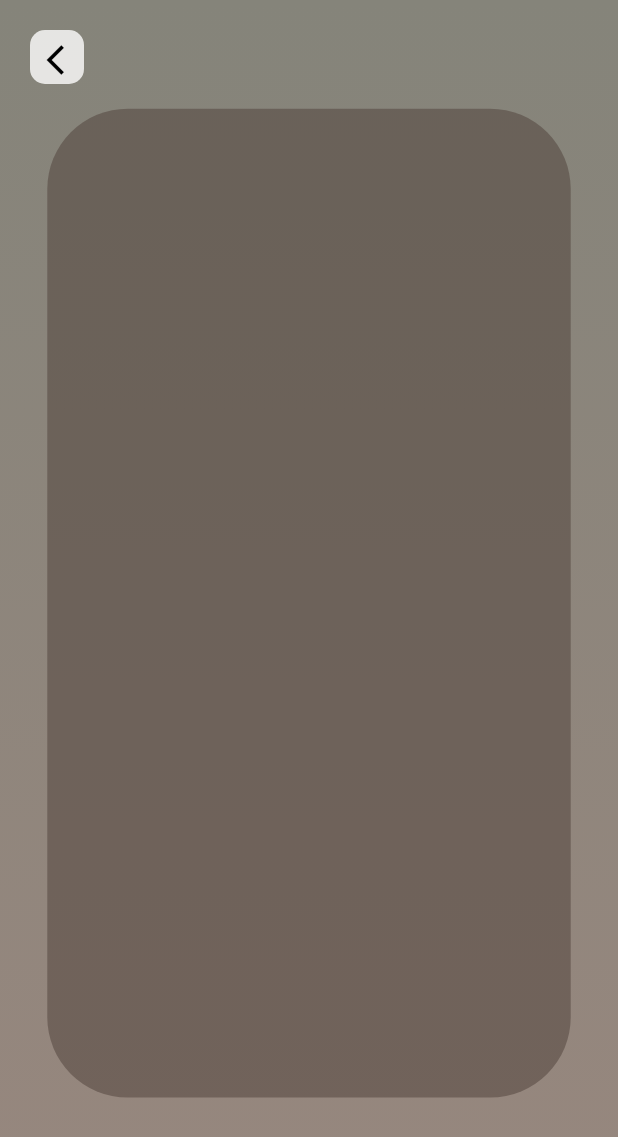
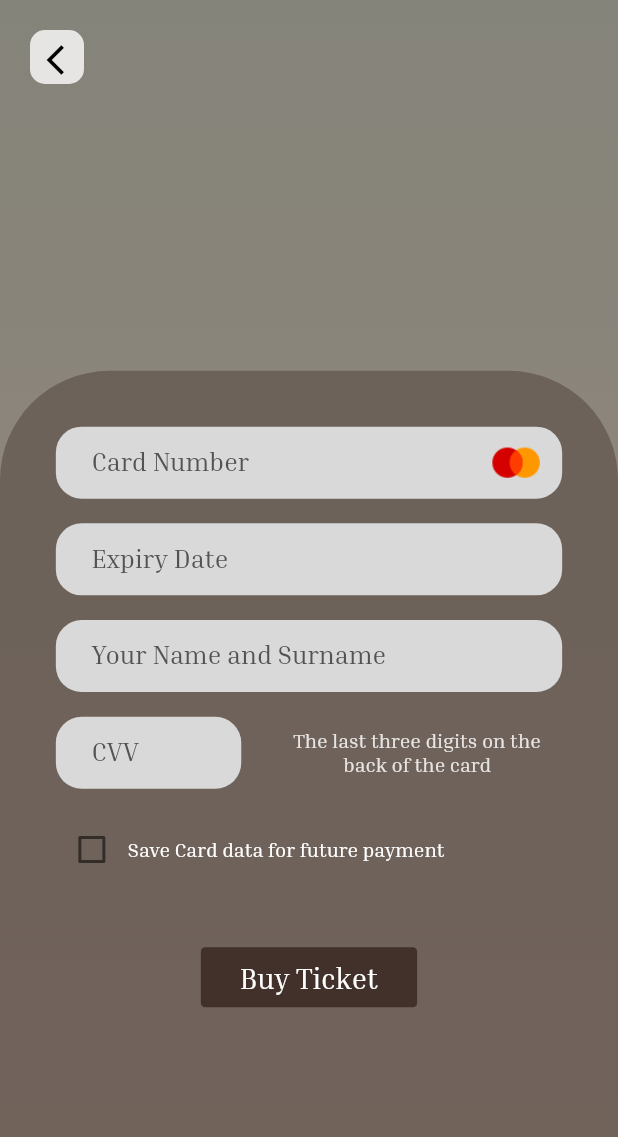
Before and after one commit to Train-D/mobile, a Flutter app: the FromToScreen screen opened directly, after a tap on "Search", on a phone screen of 412 x 824 dp. Shown: the top 1137 px of the screen. Run offline on Flutter 3.47's test engine with Material 2 defaults, Android fonts, the phone set to English and light mode, and no system bars; our stand-ins replace basic_utils, bloc, dartz, equatable, flutter_bloc, get_it and 1 more.

Commit message:
paymentScreen Ui, defaultBg Container

```diff
--- a/lib/core/global/theme/app_color/app_color_light.dart
+++ b/lib/core/global/theme/app_color/app_color_light.dart
@@ -10,6 +10,7 @@ const Color lightColor = Colors.white;
 const textButtonColor = Color(0xffE4A286);
 const Color fromToBgColor = Color.fromRGBO(111, 82, 70, 0.24);
 const Color fromToCardBgColor = Color.fromRGBO(255, 255, 255, 0.61);
+const Color CardTextCvvColor = Color.fromRGBO(255, 255, 255, 0.83);
 const Color dateFieldColor = Color.fromRGBO(235, 234, 234, 1);
 const Color appBarBg = Color.fromRGBO(255, 255, 255, 0.79);
 const List<Color> onBoardingBg = [
@@ -52,6 +53,8 @@ const List<Color> trainIdBottomSheetColor = [
 const Color trainIdCardColor = Color.fromRGBO(136, 118, 110, 0.81);
 const Color trainIdSubTitleColor = Color.fromRGBO(236, 236, 236, 0.96);
 const Color trainIdTextFieldColor = Color.fromRGBO(217, 217, 217, 0.91);
+const Color paymentTextFieldColor = Color.fromRGBO(217, 217, 217, 1);
+const Color paymentTextFieldTextColor = Color.fromRGBO(75, 75, 75, 0.94);
 const Color trainIdTextColor = Color.fromRGBO(69, 69, 69, 0.8);
 
 const List<Color> settingsContainerBgColor = [
@@ -63,3 +66,4 @@ const Color settingsTitleTextColor = Color.fromRGBO(218, 199, 182, 0.87);
 const Color languageTextColor = Color.fromRGBO(222, 217, 214, 0.81);
 const Color settingsColor = Color.fromRGBO(65, 49, 42, 0.84);
 const Color ticketColor = Color.fromRGBO(78, 64, 57, 0.51);
+const Color cardColor = Color.fromRGBO(66, 50, 43, 1);
--- a/lib/core/utils/app_images.dart
+++ b/lib/core/utils/app_images.dart
@@ -17,3 +17,4 @@ const String stationDetails = 'station_details.png';
 const String stations = 'stations.png';
 const String trainIdBg = 'train_id.png';
 const String trainIdArrowVector = 'train_id_arrow.png';
+const String masterCard = 'master card.png';
--- a/lib/core/utils/app_strings.dart
+++ b/lib/core/utils/app_strings.dart
@@ -34,4 +34,11 @@ class AppString {
       'Entre the train id that you got from your ticket';
   static const String editProfile = 'Edit Profile';
   static const String general = 'General';
+  static const String cardNumber = 'Card Number';
+  static const String expiryDate = 'Expiry Date';
+  static const String cardName = 'Your Name and Surname';
+  static const String cvv = 'CVV';
+  static const String cvvDesc = 'The last three digits on the back of the card';
+  static const String savePaymentData = 'Save Card data for future payment';
+  static const String buyTicket = 'Buy Ticket';
 }
--- a/lib/core/utils/components.dart
+++ b/lib/core/utils/components.dart
@@ -2,7 +2,6 @@ import 'package:flutter/material.dart';
 import 'package:responsive_sizer/responsive_sizer.dart';
 import 'package:traind_app/core/global/theme/app_color/app_color_light.dart';
 import 'package:traind_app/core/utils/app_sizes.dart';
-
 
 class SharedComponents {
   static Widget defaultButton({
@@ -39,15 +38,18 @@ class SharedComponents {
                 style: Theme.of(context).textTheme.displayMedium,
               ),
               if (withIcon)
-              Row(children: [
-                SizedBox(width: 1.w,),
-                      Icon(
-                  icon,
-                  color: iconColor,
-                  size: iconSize,
-                ),
-              ],)
-
+                Row(
+                  children: [
+                    SizedBox(
+                      width: 1.w,
+                    ),
+                    Icon(
+                      icon,
+                      color: iconColor,
+                      size: iconSize,
+                    ),
+                  ],
+                )
             ],
           ),
         ),
@@ -98,6 +100,8 @@ class SharedComponents {
     required String label,
     bool preIconFound = false,
     bool suffIconFound = false,
+    bool isSuffIconImage = false,
+    dynamic imageSuffIcon,
     IconData? preIcon,
     IconData? suffIcon,
     Function? suffPressed,
@@ -139,7 +143,7 @@ class SharedComponents {
                 )
               : null,
           suffixIcon: suffIconFound
-              ? IconButton(
+              ? isSuffIconImage?imageSuffIcon : IconButton(
                   icon: Icon(suffIcon),
                   onPressed: () {
                     suffPressed!();
@@ -176,7 +180,7 @@ class SharedComponents {
         child: child,
       );
 
-  static defualtAppBar(BuildContext context) => AppBar(
+  static defaultAppBar(BuildContext context) => AppBar(
         elevation: 0,
         backgroundColor: Colors.transparent,
         leading: Container(
@@ -229,7 +233,8 @@ class SharedComponents {
     dynamic fit = BoxFit.none,
     double? imgHeigh,
     double? imgWidth,
-  }) => CircleAvatar(
+  }) =>
+      CircleAvatar(
         radius: radius,
         backgroundColor: bgColor,
         child: ClipRRect(
@@ -244,4 +249,31 @@ class SharedComponents {
           ),
         ),
       );
+  static defaultBgContainer(
+          {double width = double.infinity,
+          required double height,
+          required double topRedius,
+          double bottomRedius = 0,
+          required bool isLinearGradient,
+          List<Color> linearGradientbgColor = const [Colors.black, Colors.black],
+          Color bgColor = Colors.black,
+          Widget child = const Text('')}) =>
+      Container(
+          width: width,
+          height:  height,
+          decoration: BoxDecoration(
+            borderRadius: BorderRadius.only(
+                topLeft: Radius.circular(topRedius),
+                topRight: Radius.circular(topRedius),
+                bottomLeft: Radius.circular(bottomRedius),
+                bottomRight: Radius.circular(bottomRedius)),
+
+            gradient: isLinearGradient? LinearGradient(
+              colors: linearGradientbgColor,
+              begin: Alignment.topCenter,
+              end: Alignment.bottomCenter,
+            ) : null,
+            color: isLinearGradient == false ? bgColor : null
+          ),
+          child: child);
 }
--- a/lib/features/app/presentation/components/onboarding.dart
+++ b/lib/features/app/presentation/components/onboarding.dart
@@ -15,6 +15,7 @@ Widget onboarding({
         Text(
           title,
           style: Theme.of(context).textTheme.displayLarge,
+
         ),
         SizedBox(
           height: 2.h,
--- a/lib/features/authentication/presentation/screens/profile_screen.dart
+++ b/lib/features/authentication/presentation/screens/profile_screen.dart
@@ -23,7 +23,7 @@ class ProfileScreen extends StatelessWidget {
             colors: profileBg,
             child: Scaffold(
               backgroundColor: Colors.transparent,
-              appBar: SharedComponents.defualtAppBar(context),
+              appBar: SharedComponents.defaultAppBar(context),
               body: SingleChildScrollView(
                 child: Center(
                   child: Column(
--- a/lib/features/layout/presentation/screens/home_screen.dart
+++ b/lib/features/layout/presentation/screens/home_screen.dart
@@ -30,19 +30,11 @@ class HomeScreen extends StatelessWidget {
                 backgroundColor: transparent,
                 body:
                     Column(mainAxisAlignment: MainAxisAlignment.end, children: [
-                  Container(
-                    width: double.infinity,
-                    height: AppSizes.height(context) * 0.5,
-                    decoration: BoxDecoration(
-                      borderRadius: BorderRadius.only(
-                          topLeft: Radius.circular(30.sp),
-                          topRight: Radius.circular(30.sp)),
-                      gradient: const LinearGradient(
-                        colors: homeBg,
-                        begin: Alignment.topCenter,
-                        end: Alignment.bottomCenter,
-                      ),
-                    ),
+                  SharedComponents.defaultBgContainer(
+                    isLinearGradient: true,
+                    linearGradientbgColor: homeBg,
+                    height: 50.h,
+                    topRedius: 30.sp,
                     child: Column(
                       mainAxisAlignment: MainAxisAlignment.center,
                       children: [
--- a/lib/features/settings/presentation/screens/settings_screen.dart
+++ b/lib/features/settings/presentation/screens/settings_screen.dart
@@ -20,7 +20,7 @@ class SettingsScreen extends StatelessWidget {
         colors: profileBg,
         child: Scaffold(
           backgroundColor: transparent,
-          appBar: SharedComponents.defualtAppBar(context),
+          appBar: SharedComponents.defaultAppBar(context),
           body: Column(
             children: [
               Center(
--- a/lib/features/stations/presentation/screens/station_details_screen.dart
+++ b/lib/features/stations/presentation/screens/station_details_screen.dart
@@ -14,7 +14,7 @@ class StationDetailsScreen extends StatelessWidget {
     return SafeArea(
       child: Scaffold(
         extendBodyBehindAppBar: true,
-        appBar: SharedComponents.defualtAppBar(context),
+        appBar: SharedComponents.defaultAppBar(context),
         body: Stack(
           children: [
             Image(
--- a/lib/features/stations/presentation/screens/stations_screen.dart
+++ b/lib/features/stations/presentation/screens/stations_screen.dart
@@ -20,7 +20,7 @@ class StationsScreen extends StatelessWidget {
           colors: stationsBgColor,
           child: Scaffold(
             backgroundColor: transparent,
-            appBar: SharedComponents.defualtAppBar(context),
+            appBar: SharedComponents.defaultAppBar(context),
             body: Padding(
               padding: EdgeInsets.symmetric(horizontal: 15.sp),
               child: Column(
--- /dev/null
+++ b/lib/features/tickets/presentation/controller/payment_cubit/payment_cubit.dart
@@ -0,0 +1,23 @@
+import 'package:flutter/material.dart';
+import 'package:flutter_bloc/flutter_bloc.dart';
+
+part 'payment_state.dart';
+
+class PaymentCubit extends Cubit<PaymentState> {
+  PaymentCubit() : super(PaymentInitial());
+
+  static PaymentCubit get(context) => BlocProvider.of(context);
+
+  var cardNumber = TextEditingController();
+  var expiryDate = TextEditingController();
+  var cardHolderName = TextEditingController();
+  var cvvCode = TextEditingController();
+  bool isCvvFocused = false;
+  bool useGlassMorphism = false;
+  bool useBackgroundImage = false;
+  bool saveCardData = false;
+  void changeCheckboxValue() {
+    saveCardData = !saveCardData;
+    emit(PaymentSaveDataCheckboxChangeState());
+  }
+}
--- /dev/null
+++ b/lib/features/tickets/presentation/controller/payment_cubit/payment_state.dart
@@ -0,0 +1,6 @@
+part of 'payment_cubit.dart';
+
+abstract class PaymentState{}
+
+class PaymentInitial extends PaymentState {}
+class PaymentSaveDataCheckboxChangeState extends PaymentState{}
--- a/lib/features/tickets/presentation/screens/from_to_screen.dart
+++ b/lib/features/tickets/presentation/screens/from_to_screen.dart
@@ -9,6 +9,7 @@ import 'package:traind_app/core/utils/app_strings.dart';
 import 'package:traind_app/core/utils/components.dart';
 import 'package:traind_app/features/tickets/presentation/components/tickets_components.dart';
 import 'package:traind_app/features/tickets/presentation/controller/from_to_cubit/from_to_cubit.dart';
+import 'package:traind_app/features/tickets/presentation/screens/payment_screen.dart';
 import 'package:traind_app/features/tickets/presentation/screens/ticket_screen.dart';
 
 class FromToScreen extends StatelessWidget {
@@ -23,7 +24,7 @@ class FromToScreen extends StatelessWidget {
           imageUrl: '${AppConstants.imagesUrl}$fromTo',
           context: context,
           child: Scaffold(
-            appBar: SharedComponents.defualtAppBar(context),
+            appBar: SharedComponents.defaultAppBar(context),
             backgroundColor: fromToBgColor,
             body: SingleChildScrollView(
               child: Column(
@@ -32,11 +33,11 @@ class FromToScreen extends StatelessWidget {
                     height: 20.h,
                   ),
                   Center(
-                    child: Container(
-                      decoration: BoxDecoration(
-                        borderRadius: BorderRadius.circular(17.sp),
-                        color: fromToCardBgColor,
-                      ),
+                    child: SharedComponents.defaultBgContainer(
+                      isLinearGradient: false,
+                      bgColor: fromToCardBgColor,
+                      topRedius: 17.sp,
+                      bottomRedius: 17.sp,
                       height: 40.h,
                       width: 80.w,
                       child: SingleChildScrollView(
@@ -101,10 +102,10 @@ class FromToScreen extends StatelessWidget {
                                 height: 6.h,
                                 child: SharedComponents.defaultButton(
                                     function: () {
-                                      TicketsComponents.bottomModelSheet(
-                                          context);
+                                      /*TicketsComponents.bottomModelSheet(
+                                          context);*/
                                       SharedComponents.navigateTo(
-                                        const TicketScreen(),
+                                        const PaymentScreen(),
                                         context,
                                       );
                                     },
--- /dev/null
+++ b/lib/features/tickets/presentation/screens/payment_screen.dart
@@ -0,0 +1,162 @@
+import 'package:flutter/material.dart';
+import 'package:flutter_bloc/flutter_bloc.dart';
+import 'package:responsive_sizer/responsive_sizer.dart';
+import 'package:traind_app/core/global/theme/app_color/app_color_light.dart';
+import 'package:traind_app/core/utils/app_constants.dart';
+import 'package:traind_app/core/utils/app_images.dart';
+import 'package:traind_app/core/utils/app_sizes.dart';
+import 'package:traind_app/core/utils/app_strings.dart';
+import 'package:traind_app/core/utils/components.dart';
+import 'package:traind_app/features/tickets/presentation/controller/payment_cubit/payment_cubit.dart';
+import 'package:traind_app/features/tickets/presentation/screens/ticket_screen.dart';
+
+class PaymentScreen extends StatelessWidget {
+  const PaymentScreen({super.key});
+
+  @override
+  Widget build(BuildContext context) {
+    return BlocBuilder<PaymentCubit, PaymentState>(builder: (context, state) {
+      PaymentCubit cubit = PaymentCubit.get(context);
+      return SafeArea(
+        child: SharedComponents.linearGradientBg(
+            colors: profileBg,
+            child: Scaffold(
+              backgroundColor: transparent,
+              resizeToAvoidBottomInset: false,
+              appBar: SharedComponents.defaultAppBar(context),
+              body: Stack(
+                children: [
+                  Align(
+                    alignment: Alignment.bottomCenter,
+                    child: SharedComponents.defaultBgContainer(
+                      height: 70.h,
+                      topRedius: 35.sp,
+                      isLinearGradient: false,
+                      bgColor: ticketColor,
+                      child: Padding(
+                        padding: EdgeInsets.all(25.sp),
+                        child: SingleChildScrollView(
+                          child: Form(
+                            child: Column(
+                              children: [
+                                SharedComponents.defaultTextField(
+                                    controller: cubit.cardNumber,
+                                    type: TextInputType.number,
+                                    validate: (e) {},
+                                    bgColor: paymentTextFieldColor,
+                                    textColor: paymentTextFieldTextColor,
+                                    label: AppString.cardNumber,
+                                    radius: 17.sp,
+                                    suffIconFound: true,
+                                    isSuffIconImage: true,
+                                    imageSuffIcon: Padding(
+                                      padding: EdgeInsets.only(right: 15.sp),
+                                      child: SizedBox(
+                                        height: 1.h,
+                                        width: 1.w,
+                                        child: Image.asset(
+                                            '${AppConstants.imagesUrl}$masterCard'),
+                                      ),
+                                    )),
+                                SizedBox(
+                                  height: 2.h,
+                                ),
+                                SharedComponents.defaultTextField(
+                                  controller: cubit.expiryDate,
+                                  type: TextInputType.text,
+                                  validate: (e) {},
+                                  bgColor: paymentTextFieldColor,
+                                  textColor: paymentTextFieldTextColor,
+                                  label: AppString.expiryDate,
+                                  radius: 17.sp,
+                                ),
+                                SizedBox(
+                                  height: 2.h,
+                                ),
+                                SharedComponents.defaultTextField(
+                                  controller: cubit.cardHolderName,
+                                  type: TextInputType.text,
+                                  validate: (e) {},
+                                  bgColor: paymentTextFieldColor,
+                                  textColor: paymentTextFieldTextColor,
+                                  label: AppString.cardName,
+                                  radius: 17.sp,
+                                ),
+                                SizedBox(
+                                  height: 2.h,
+                                ),
+                                Row(
+                                  children: [
+                                    SizedBox(
+                                        width: 30.w,
+                                        child:
+                                            SharedComponents.defaultTextField(
+                                          controller: cubit.cvvCode,
+                                          type: TextInputType.number,
+                                          validate: (e) {},
+                                          bgColor: paymentTextFieldColor,
+                                          textColor: paymentTextFieldTextColor,
+                                          label: AppString.cvv,
+                                          radius: 17.sp,
+                                        )),
+                                    SizedBox(
+                                      width: 5.w,
+                                    ),
+                                    Expanded(
+                                        child: Text(
+                                      AppString.cvvDesc,
+                                      style: Theme.of(context)
+                                          .textTheme
+                                          .displayMedium!
+                                          .copyWith(
+                                              fontSize: 15.sp,
+                                              color: CardTextCvvColor),
+                                      textAlign: TextAlign.center,
+                                    ))
+                                  ],
+                                ),
+                                SizedBox(
+                                  height: 2.h,
+                                ),
+                                Row(
+                                  children: [
+                                    Checkbox(
+                                        value: cubit.saveCardData,
+                                        onChanged: (e) {
+                                          cubit.changeCheckboxValue();
+                                        }),
+                                    Text(
+                                      AppString.savePaymentData,
+                                      style: Theme.of(context)
+                                          .textTheme
+                                          .displayMedium!
+                                          .copyWith(fontSize: 15.sp),
+                                    )
+                                  ],
+                                ),
+                                SizedBox(
+                                  height: 5.h,
+                                ),
+                                SharedComponents.defaultButton(
+                                    context: context,
+                                    function: () {
+                                      SharedComponents.navigateTo(
+                                          TicketScreen(), context);
+                                    },
+                                    text: AppString.buyTicket,
+                                    radius: 7.sp,
+                                    width: 35.w)
+                              ],
+                            ),
+                          ),
+                        ),
+                      ),
+                    ),
+                  ),
+                ],
+              ),
+            )),
+      );
+    });
+  }
+}
--- a/lib/features/tickets/presentation/screens/ticket_screen.dart
+++ b/lib/features/tickets/presentation/screens/ticket_screen.dart
@@ -12,7 +12,7 @@ class TicketScreen extends StatelessWidget {
       colors: profileBg,
       child: Scaffold(
         backgroundColor: transparent,
-        appBar: SharedComponents.defualtAppBar(context),
+        appBar: SharedComponents.defaultAppBar(context),
         body: Column(
           children: [
             SizedBox(
--- a/lib/features/track/presentation/screens/train_id_screen.dart
+++ b/lib/features/track/presentation/screens/train_id_screen.dart
@@ -20,37 +20,31 @@ class TrainIdScreen extends StatelessWidget {
         imageUrl: '${AppConstants.imagesUrl}$trainIdBg',
         context: context,
         child: Scaffold(
-          appBar: SharedComponents.defualtAppBar(context),
+          resizeToAvoidBottomInset: false,
+          appBar: SharedComponents.defaultAppBar(context),
           backgroundColor: transparent,
           body: Column(
             mainAxisAlignment: MainAxisAlignment.end,
             children: [
               Stack(children: [
-                Container(
-                  width: double.infinity,
-                  height: 45.h,
-                  decoration: BoxDecoration(
-                    borderRadius: BorderRadius.only(
-                        topLeft: Radius.circular(30.sp),
-                        topRight: Radius.circular(30.sp)),
-                    gradient: const LinearGradient(
-                      colors: trainIdBottomSheetColor,
-                      begin: Alignment.topCenter,
-                      end: Alignment.bottomCenter,
+                SharedComponents.defaultBgContainer(
+                    height: 45.h,
+                    topRedius: 30.sp,
+                    isLinearGradient: true,
+                    linearGradientbgColor: trainIdBottomSheetColor,
                     ),
-                  ),
-                ),
                 Center(
                   child: Column(
                     children: [
                       SizedBox(height: 6.h),
-                      Container(
-                        width: 90.w,
-                        height: 31.h,
-                        decoration: BoxDecoration(
-                            borderRadius: BorderRadius.circular(20.sp),
-                            color: trainIdCardColor),
-                      ),
+                      SharedComponents.defaultBgContainer(
+                          width: 90.w,
+                          height: 31.h,
+                          topRedius: 20.sp,
+                          bottomRedius: 20.sp,
+                          isLinearGradient: false,
+                          bgColor: trainIdCardColor,
+                          )
                     ],
                   ),
                 ),
--- a/lib/main.dart
+++ b/lib/main.dart
@@ -9,6 +9,7 @@ import 'package:traind_app/features/app/presentation/screens/splash_screen.dart'
 import 'package:traind_app/features/authentication/presentation/controller/profile_cubit/profile_cubit.dart';
 import 'package:traind_app/features/layout/presentation/controller/home_cubit/home_cubit.dart';
 import 'package:traind_app/features/tickets/presentation/controller/from_to_cubit/from_to_cubit.dart';
+import 'package:traind_app/features/tickets/presentation/controller/payment_cubit/payment_cubit.dart';
 
 import 'features/authentication/presentation/controller/login_cubit/login_cubit.dart';
 import 'features/authentication/presentation/controller/sign_up_cubit/sign_up_cubit.dart';
@@ -42,6 +43,9 @@ class MyApp extends StatelessWidget {
         ),
         BlocProvider(
           create: (context) => TrackingCubit(),
+        ),
+        BlocProvider(
+          create: (context) => PaymentCubit(),
         )
       ],
       child: ResponsiveSizer(
--- a/pubspec.yaml
+++ b/pubspec.yaml
@@ -43,6 +43,7 @@ dependencies:
   responsive_sizer: ^3.1.1
   basic_utils: ^5.5.3
   image_stack: ^2.1.1
+  flutter_credit_card: ^3.0.6
 
 dev_dependencies:
   flutter_lints: ^2.0.0
```
Also changed, not shown: assets/images/imgs/master card.png (added).
